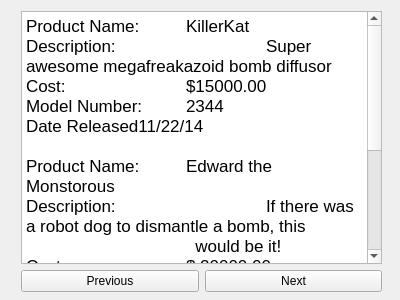
Before: the Qt Designer form CS1C-Project-Master/ViewProducts.ui in AustinVaday/CS1C-Class-Project, drawn with Qt 5.
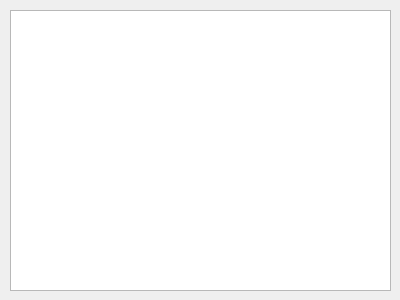
After: the same form once the commit is applied.

Patch:
```diff
--- a/CS1C-Project-Master/ViewProducts.ui
+++ b/CS1C-Project-Master/ViewProducts.ui
@@ -13,66 +13,15 @@
   <property name="windowTitle">
    <string>Form</string>
   </property>
-  <widget class="QWidget" name="layoutWidget">
+  <widget class="QTextBrowser" name="textBrowser">
    <property name="geometry">
     <rect>
-     <x>21</x>
-     <y>11</y>
-     <width>361</width>
+     <x>10</x>
+     <y>10</y>
+     <width>381</width>
      <height>281</height>
     </rect>
    </property>
-   <layout class="QVBoxLayout" name="verticalLayout">
-    <item>
-     <widget class="QTextBrowser" name="productInfo">
-      <property name="autoFormatting">
-       <set>QTextEdit::AutoNone</set>
-      </property>
-      <property name="html">
-       <string>&lt;!DOCTYPE HTML PUBLIC &quot;-//W3C//DTD HTML 4.0//EN&quot; &quot;http://www.w3.org/TR/REC-html40/strict.dtd&quot;&gt;
-&lt;html&gt;&lt;head&gt;&lt;meta name=&quot;qrichtext&quot; content=&quot;1&quot; /&gt;&lt;style type=&quot;text/css&quot;&gt;
-p, li { white-space: pre-wrap; }
-&lt;/style&gt;&lt;/head&gt;&lt;body style=&quot; font-family:'.Helvetica Neue DeskInterface'; font-size:13pt; font-weight:400; font-style:normal;&quot;&gt;
-&lt;p style=&quot; margin-top:0px; margin-bottom:0px; margin-left:0px; margin-right:0px; -qt-block-indent:0; text-indent:0px;&quot;&gt;Product Name: 	KillerKat &lt;/p&gt;
-&lt;p style=&quot; margin-top:0px; margin-bottom:0px; margin-left:0px; margin-right:0px; -qt-block-indent:0; text-indent:0px;&quot;&gt;Description: 		Super awesome megafreakazoid bomb diffusor &lt;/p&gt;
-&lt;p style=&quot; margin-top:0px; margin-bottom:0px; margin-left:0px; margin-right:0px; -qt-block-indent:0; text-indent:0px;&quot;&gt;Cost: 		$15000.00 &lt;/p&gt;
-&lt;p style=&quot; margin-top:0px; margin-bottom:0px; margin-left:0px; margin-right:0px; -qt-block-indent:0; text-indent:0px;&quot;&gt;Model Number: 	2344 &lt;/p&gt;
-&lt;p style=&quot; margin-top:0px; margin-bottom:0px; margin-left:0px; margin-right:0px; -qt-block-indent:0; text-indent:0px;&quot;&gt;Date Released11/22/14 &lt;/p&gt;
-&lt;p style=&quot;-qt-paragraph-type:empty; margin-top:0px; margin-bottom:0px; margin-left:0px; margin-right:0px; -qt-block-indent:0; text-indent:0px;&quot;&gt;&lt;br /&gt;&lt;/p&gt;
-&lt;p style=&quot; margin-top:0px; margin-bottom:0px; margin-left:0px; margin-right:0px; -qt-block-indent:0; text-indent:0px;&quot;&gt;Product Name:	Edward the Monstorous &lt;/p&gt;
-&lt;p style=&quot; margin-top:0px; margin-bottom:0px; margin-left:0px; margin-right:0px; -qt-block-indent:0; text-indent:0px;&quot;&gt;Description:		If there was a robot dog to dismantle a bomb, this	&lt;/p&gt;
-&lt;p style=&quot; margin-top:0px; margin-bottom:0px; margin-left:0px; margin-right:0px; -qt-block-indent:0; text-indent:0px;&quot;&gt;		  would be it! &lt;/p&gt;
-&lt;p style=&quot; margin-top:0px; margin-bottom:0px; margin-left:0px; margin-right:0px; -qt-block-indent:0; text-indent:0px;&quot;&gt;Cost:		$ 20000.00 &lt;/p&gt;
-&lt;p style=&quot; margin-top:0px; margin-bottom:0px; margin-left:0px; margin-right:0px; -qt-block-indent:0; text-indent:0px;&quot;&gt;Model Number:	1449 &lt;/p&gt;
-&lt;p style=&quot; margin-top:0px; margin-bottom:0px; margin-left:0px; margin-right:0px; -qt-block-indent:0; text-indent:0px;&quot;&gt;Date Released:	11/14/14 &lt;/p&gt;
-&lt;p style=&quot;-qt-paragraph-type:empty; margin-top:0px; margin-bottom:0px; margin-left:0px; margin-right:0px; -qt-block-indent:0; text-indent:0px;&quot;&gt;&lt;br /&gt;&lt;/p&gt;
-&lt;p style=&quot; margin-top:0px; margin-bottom:0px; margin-left:0px; margin-right:0px; -qt-block-indent:0; text-indent:0px;&quot;&gt;Product Name:	R.Bot Jr. &lt;/p&gt;
-&lt;p style=&quot; margin-top:0px; margin-bottom:0px; margin-left:0px; margin-right:0px; -qt-block-indent:0; text-indent:0px;&quot;&gt;Description:		Comes in all sizes! Kids of all ages! &lt;/p&gt;
-&lt;p style=&quot; margin-top:0px; margin-bottom:0px; margin-left:0px; margin-right:0px; -qt-block-indent:0; text-indent:0px;&quot;&gt;Cost:		$550.00 &lt;/p&gt;
-&lt;p style=&quot; margin-top:0px; margin-bottom:0px; margin-left:0px; margin-right:0px; -qt-block-indent:0; text-indent:0px;&quot;&gt;Model Number:	0941 &lt;/p&gt;
-&lt;p style=&quot; margin-top:0px; margin-bottom:0px; margin-left:0px; margin-right:0px; -qt-block-indent:0; text-indent:0px;&quot;&gt;Date Released:	12/24/14 &lt;/p&gt;&lt;/body&gt;&lt;/html&gt;</string>
-      </property>
-     </widget>
-    </item>
-    <item>
-     <layout class="QHBoxLayout" name="horizontalLayout">
-      <item>
-       <widget class="QPushButton" name="button_prevProduct">
-        <property name="text">
-         <string>Previous</string>
-        </property>
-       </widget>
-      </item>
-      <item>
-       <widget class="QPushButton" name="button_nextProduct">
-        <property name="text">
-         <string>Next</string>
-        </property>
-       </widget>
-      </item>
-     </layout>
-    </item>
-   </layout>
   </widget>
  </widget>
  <resources/>
```
